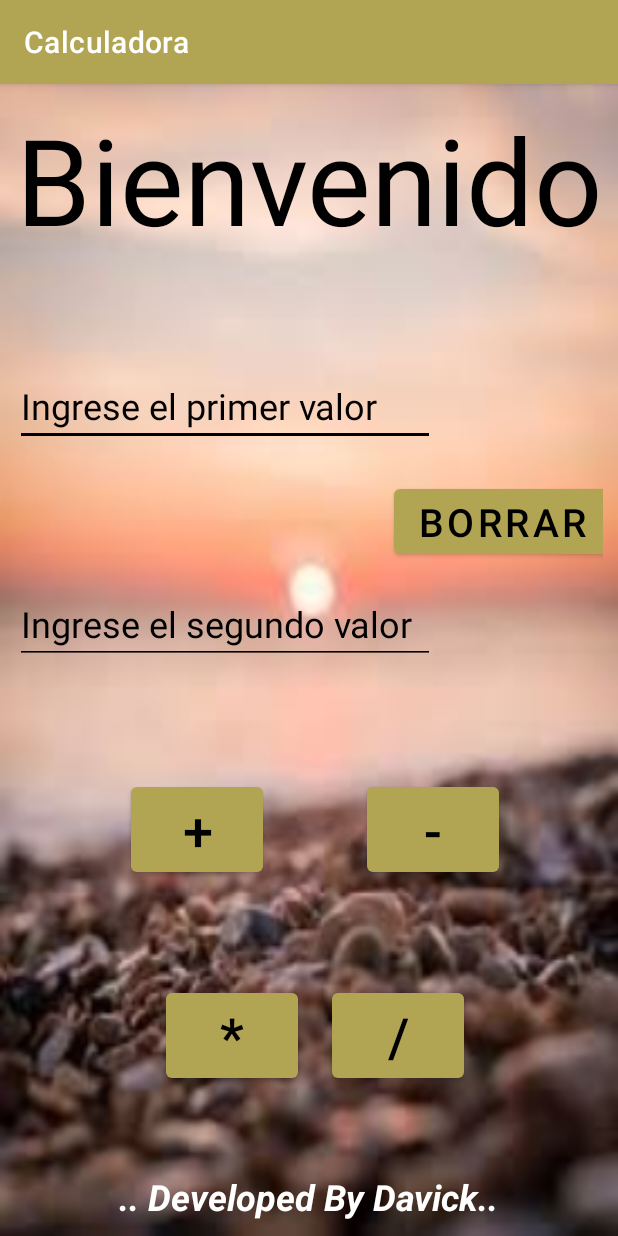
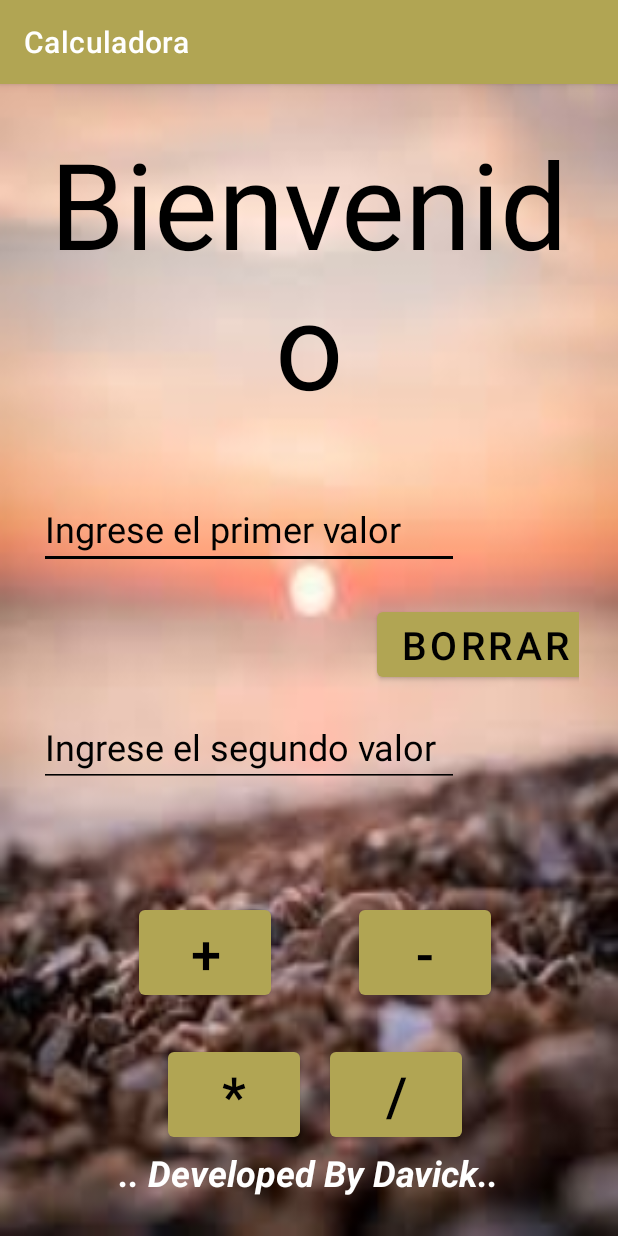
Before and after one commit to MartinezCristianD/calculadoraSena, an Android app: the screen it shows after launch (MainActivity), on a phone screen of 412 x 824 dp. Run offline under Robolectric (Android 15) with nearby library versions, the light colour scheme and no system bars.

Commit message:
version 1.0.2 fix simple bugs

```diff
--- a/app/src/main/java/com/panda/calculadoraBasica/MainActivity.kt
+++ b/app/src/main/java/com/panda/calculadoraBasica/MainActivity.kt
@@ -31,35 +31,28 @@ class MainActivity : AppCompatActivity() {
             num2 = 0.0
         }
         val btnAdd: Button = findViewById(R.id.btnAdd)
-        btnAdd.setOnClickListener {
-            validation()
-            resultView.text = (num1 + num2).toString()
-        }
+        btnAdd.setOnClickListener {if ( validation()) resultView.text = (num1 + num2).toString()}
+
         val btnDif: Button = findViewById(R.id.btnDif)
-        btnDif.setOnClickListener {
-            validation()
-            resultView.text = (num1 - num2).toString()
-        }
+        btnDif.setOnClickListener {if (validation()) resultView.text = (num1 - num2).toString()}
+
         val btnPro: Button = findViewById(R.id.btnPro)
-        btnPro.setOnClickListener {
-            validation()
-            resultView.text = (num1 * num2).toString()
-        }
+        btnPro.setOnClickListener {if (validation()) resultView.text = (num1 * num2).toString()}
+
         val btnDiv: Button = findViewById(R.id.btnDiv)
-        btnDiv.setOnClickListener {
-            validation()
-            num1.toInt()
-            num2.toInt()
+        btnDiv.setOnClickListener {if (validation()) num1.toInt(); num2.toInt()
             resultView.text = (num1 / num2).toString()
         }
     }
-    private fun validation() {
+        private fun validation():Boolean {
 
         if (!num1View.text.isNullOrEmpty() && !num2View.text.isNullOrEmpty()) {
-             num2 = num2View.text.toString().toDouble()
-             num1 = num1View.text.toString().toDouble()
+            num2 = num2View.text.toString().toDouble()
+            num1 = num1View.text.toString().toDouble()
+
         } else {
-            Toast.makeText(this, "ingrese los Valores", Toast.LENGTH_LONG).show()
+            Toast.makeText(this, "ingrese los Valores", Toast.LENGTH_SHORT).show()
         }
+        return true
     }
 }
--- a/app/src/main/res/layout/activity_main.xml
+++ b/app/src/main/res/layout/activity_main.xml
@@ -5,13 +5,13 @@
     android:layout_width="match_parent"
     android:layout_height="match_parent"
     android:background="@drawable/back"
-    android:padding="10dp"
+    android:padding="@dimen/paddingSize"
     tools:context=".MainActivity">
 
     <TextView
         android:id="@+id/resultView"
         android:layout_width="match_parent"
-        android:layout_height="134dp"
+        android:layout_height="wrap_content"
         android:text="@string/Welcome"
         android:textAlignment="center"
         android:textColor="@color/black"
@@ -28,7 +28,7 @@
         android:layout_marginTop="44dp"
         android:autofillHints=""
         android:backgroundTint="@color/black"
-        android:digits="1,2,3,4,5,6,7,8,9,0,."
+        android:digits="1234567890."
         android:ems="10"
         android:hint="@string/inputOne"
         android:inputType="numberDecimal"
@@ -46,7 +46,7 @@
         android:layout_marginTop="92dp"
         android:autofillHints=""
         android:backgroundTint="@color/black"
-        android:digits="1,2,3,4,5,6,7,8,9,0,."
+        android:digits="1234567890."
         android:ems="10"
         android:hint="@string/inputTwo"
         android:inputType="numberDecimal"
--- a/app/src/main/res/values/dimens.xml
+++ b/app/src/main/res/values/dimens.xml
@@ -4,5 +4,6 @@
     <dimen name="resultViewSize">80sp</dimen>
     <dimen name="operationBtnS">36sp</dimen>
     <dimen name="btnDelete">26sp</dimen>
+    <dimen name="paddingSize">26sp</dimen>
 
 </resources>
```
